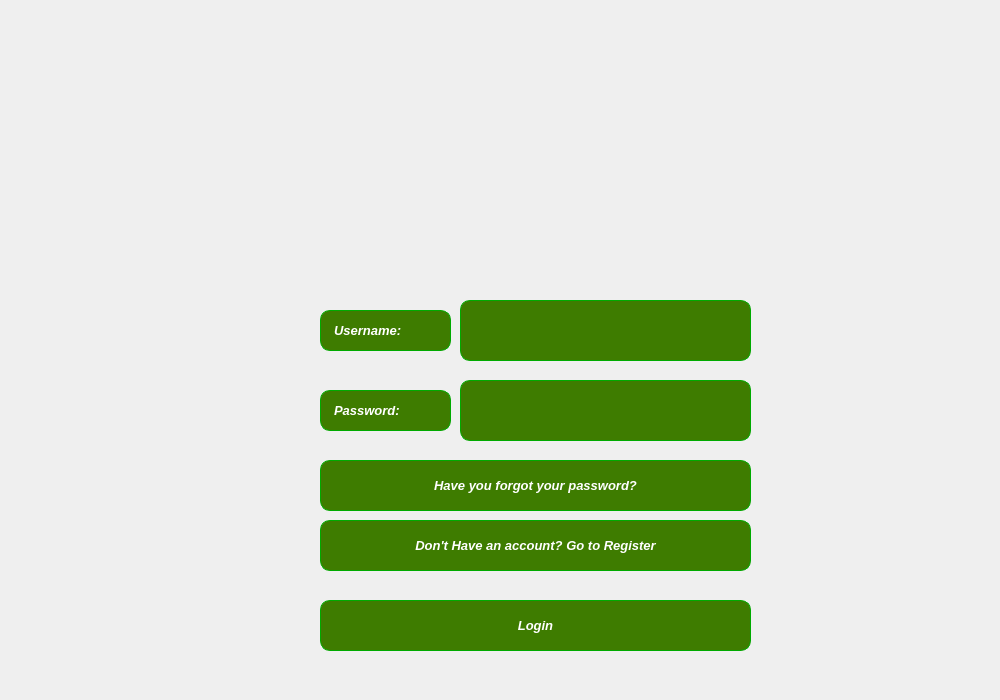
Qt form windows/Login/login.ui (hamidreza2005/PlanetVsZombies) before a commit.
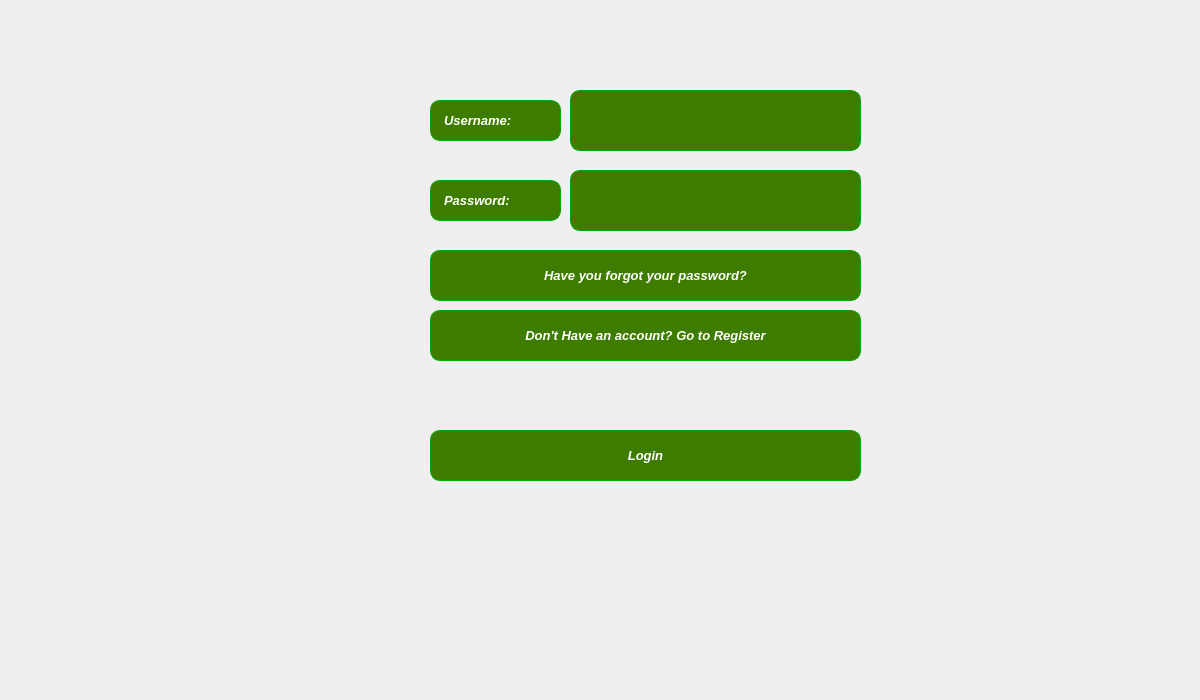
The same form after that commit. Icons and pictures are not drawn.

```diff
--- a/windows/Login/login.ui
+++ b/windows/Login/login.ui
@@ -6,7 +6,7 @@
    <rect>
     <x>0</x>
     <y>0</y>
-    <width>1000</width>
+    <width>1200</width>
     <height>700</height>
    </rect>
   </property>
@@ -27,15 +27,22 @@
     <rect>
      <x>0</x>
      <y>0</y>
-     <width>1011</width>
+     <width>1201</width>
      <height>701</height>
     </rect>
    </property>
+   <property name="styleSheet">
+    <string notr="true">#widget{
+    background-image:url(:/resources/images/background/b7.png);
+    background-repeat: no-repeat;
+    background-position: center;
+}</string>
+   </property>
    <widget class="QPushButton" name="resetPassword">
     <property name="geometry">
      <rect>
-      <x>320</x>
-      <y>460</y>
+      <x>430</x>
+      <y>250</y>
       <width>431</width>
       <height>51</height>
      </rect>
@@ -62,8 +69,8 @@
    <widget class="QPushButton" name="registerLink">
     <property name="geometry">
      <rect>
-      <x>320</x>
-      <y>520</y>
+      <x>430</x>
+      <y>310</y>
       <width>431</width>
       <height>51</height>
      </rect>
@@ -89,8 +96,8 @@
    <widget class="QPushButton" name="submit">
     <property name="geometry">
      <rect>
-      <x>320</x>
-      <y>600</y>
+      <x>430</x>
+      <y>430</y>
       <width>431</width>
       <height>51</height>
      </rect>
@@ -116,8 +123,8 @@
    <widget class="QLabel" name="passwordLabel">
     <property name="geometry">
      <rect>
-      <x>320</x>
-      <y>390</y>
+      <x>430</x>
+      <y>180</y>
       <width>131</width>
       <height>41</height>
      </rect>
@@ -143,8 +150,8 @@
    <widget class="QLabel" name="usernameLabel">
     <property name="geometry">
      <rect>
-      <x>320</x>
-      <y>310</y>
+      <x>430</x>
+      <y>100</y>
       <width>131</width>
       <height>41</height>
      </rect>
@@ -173,8 +180,8 @@
    <widget class="QLineEdit" name="password">
     <property name="geometry">
      <rect>
-      <x>460</x>
-      <y>380</y>
+      <x>570</x>
+      <y>170</y>
       <width>291</width>
       <height>61</height>
      </rect>
@@ -201,8 +208,8 @@
    <widget class="QLineEdit" name="username">
     <property name="geometry">
      <rect>
-      <x>460</x>
-      <y>300</y>
+      <x>570</x>
+      <y>90</y>
       <width>291</width>
       <height>61</height>
      </rect>
@@ -224,33 +231,6 @@
      <string/>
     </property>
    </widget>
-   <widget class="QFrame" name="frame">
-    <property name="geometry">
-     <rect>
-      <x>-20</x>
-      <y>-10</y>
-      <width>1031</width>
-      <height>711</height>
-     </rect>
-    </property>
-    <property name="styleSheet">
-     <string notr="true">background-image:url(:/resources/images/background/b7.png)</string>
-    </property>
-    <property name="frameShape">
-     <enum>QFrame::StyledPanel</enum>
-    </property>
-    <property name="frameShadow">
-     <enum>QFrame::Raised</enum>
-    </property>
-   </widget>
-   <zorder>frame</zorder>
-   <zorder>resetPassword</zorder>
-   <zorder>registerLink</zorder>
-   <zorder>submit</zorder>
-   <zorder>passwordLabel</zorder>
-   <zorder>usernameLabel</zorder>
-   <zorder>password</zorder>
-   <zorder>username</zorder>
   </widget>
  </widget>
  <resources/>
```
